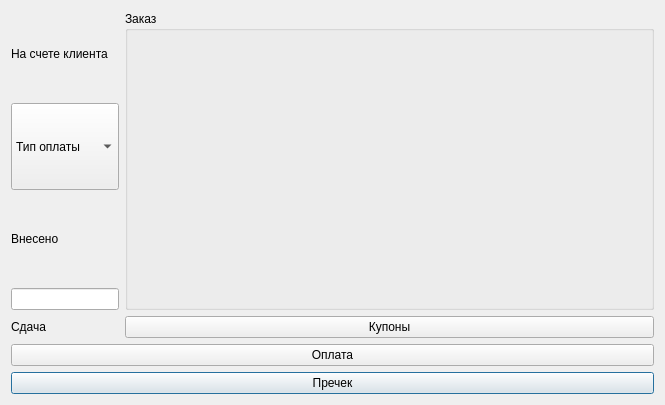
First picture: the form in ui/cashbox.ui, repository DaniilSmirnov/DobroeMesto, before the edit.
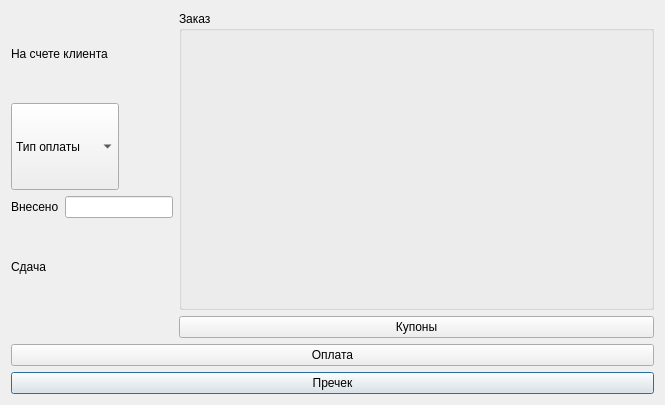
Second picture: the form after the edit.

Commit message: Фикс отображения заказов

```diff
--- a/ui/cashbox.ui
+++ b/ui/cashbox.ui
@@ -14,32 +14,44 @@
       <string>Dialog</string>
   </property>
         <layout class="QGridLayout" name="gridLayout">
-            <item row="10" column="0" colspan="2">
+            <item row="10" column="0" colspan="3">
                 <widget class="QPushButton" name="precheckbutton">
                     <property name="text">
                         <string>Пречек</string>
                     </property>
                 </widget>
             </item>
-            <item row="3" column="0">
-                <widget class="QLabel" name="clientcashlabel">
+            <item row="7" column="2">
+                <widget class="QPushButton" name="couponsbutton">
                     <property name="text">
-                        <string>На счете клиента</string>
+                        <string>Купоны</string>
                     </property>
                 </widget>
             </item>
-            <item row="3" column="1" rowspan="4">
-                <widget class="QGroupBox" name="groupBox">
-                    <property name="title">
-                        <string>Заказ</string>
+            <item row="9" column="0" colspan="3">
+                <widget class="QPushButton" name="paymentbutton">
+                    <property name="text">
+                        <string>Оплата</string>
                     </property>
-                    <layout class="QGridLayout" name="gridLayout_2"/>
                 </widget>
             </item>
-            <item row="4" column="0">
+            <item row="5" column="0">
+                <widget class="QLabel" name="inputlabel">
+                    <property name="sizePolicy">
+                        <sizepolicy hsizetype="Maximum" vsizetype="Maximum">
+                            <horstretch>0</horstretch>
+                            <verstretch>0</verstretch>
+                        </sizepolicy>
+                    </property>
+                    <property name="text">
+                        <string>Внесено</string>
+                    </property>
+                </widget>
+            </item>
+            <item row="4" column="0" colspan="2">
                 <widget class="QComboBox" name="paymentbox">
                     <property name="sizePolicy">
-                        <sizepolicy hsizetype="Minimum" vsizetype="Minimum">
+                        <sizepolicy hsizetype="Maximum" vsizetype="Minimum">
                             <horstretch>0</horstretch>
                             <verstretch>0</verstretch>
                         </sizepolicy>
@@ -66,28 +78,7 @@
                     </item>
                 </widget>
             </item>
-            <item row="9" column="0" colspan="2">
-                <widget class="QPushButton" name="paymentbutton">
-                    <property name="text">
-                        <string>Оплата</string>
-                    </property>
-                </widget>
-            </item>
-            <item row="7" column="1">
-                <widget class="QPushButton" name="couponsbutton">
-                    <property name="text">
-                        <string>Купоны</string>
-                    </property>
-                </widget>
-            </item>
-            <item row="7" column="0">
-                <widget class="QLabel" name="refundlabel">
-                    <property name="text">
-                        <string>Сдача</string>
-                    </property>
-                </widget>
-            </item>
-            <item row="6" column="0">
+            <item row="5" column="1">
                 <widget class="QLineEdit" name="lineEdit">
                     <property name="sizePolicy">
                         <sizepolicy hsizetype="Fixed" vsizetype="Fixed">
@@ -97,10 +88,25 @@
                     </property>
                 </widget>
             </item>
-            <item row="5" column="0">
-                <widget class="QLabel" name="inputlabel">
+            <item row="3" column="2" rowspan="4">
+                <widget class="QGroupBox" name="groupBox">
+                    <property name="title">
+                        <string>Заказ</string>
+                    </property>
+                    <layout class="QGridLayout" name="gridLayout_2"/>
+                </widget>
+            </item>
+            <item row="3" column="0" colspan="2">
+                <widget class="QLabel" name="clientcashlabel">
                     <property name="text">
-                        <string>Внесено</string>
+                        <string>На счете клиента</string>
+                    </property>
+                </widget>
+            </item>
+            <item row="6" column="0" colspan="2">
+                <widget class="QLabel" name="refundlabel">
+                    <property name="text">
+                        <string>Сдача</string>
                     </property>
                 </widget>
             </item>
```
The commit also changes 1 other file.
